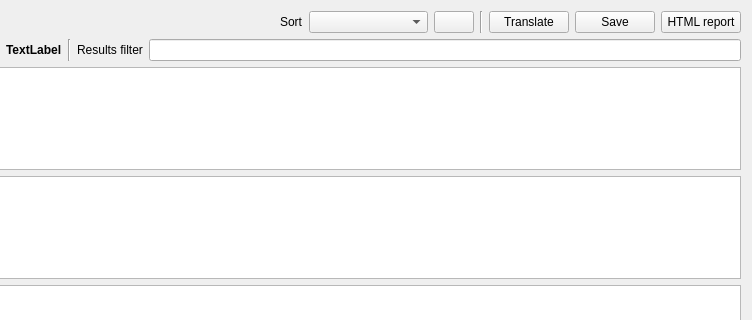
First picture: the form in utils/pixivindextab.ui, repository kernel1024/jpreader, before the edit; both pictures show x 89 to 841 and y 0 to 320 of the 841 by 434 pixel window.
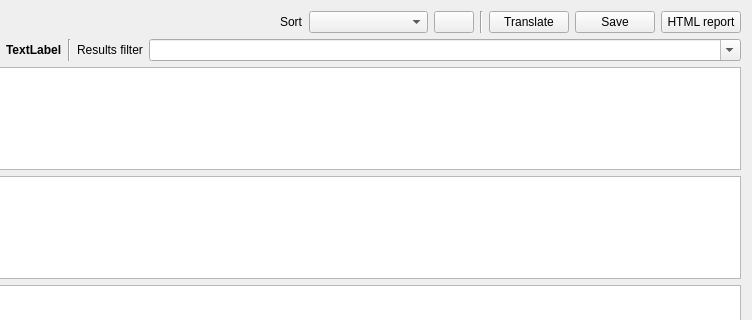
Second picture: the form after the edit. Icons and pictures are not drawn.

Commit message: Filter completer and tag list for pixiv index tab.

```diff
--- a/utils/pixivindextab.ui
+++ b/utils/pixivindextab.ui
@@ -146,7 +146,17 @@
        </widget>
       </item>
       <item>
-       <widget class="QLineEdit" name="editFilter"/>
+       <widget class="QComboBox" name="editFilter">
+        <property name="sizePolicy">
+         <sizepolicy hsizetype="Expanding" vsizetype="Fixed">
+          <horstretch>0</horstretch>
+          <verstretch>0</verstretch>
+         </sizepolicy>
+        </property>
+        <property name="editable">
+         <bool>true</bool>
+        </property>
+       </widget>
       </item>
      </layout>
     </widget>
```
The commit also changes 1 other file.
